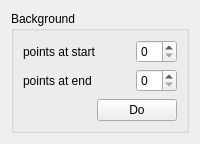
Above: gui/linearbackground.ui from syncope/adapt before the change. Below: the same form after it.
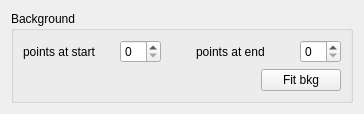
That is the form after the change.

Commit message: + visual reordering

```diff
--- a/gui/linearbackground.ui
+++ b/gui/linearbackground.ui
@@ -6,8 +6,8 @@
    <rect>
     <x>0</x>
     <y>0</y>
-    <width>200</width>
-    <height>144</height>
+    <width>364</width>
+    <height>112</height>
    </rect>
   </property>
   <property name="windowTitle">
@@ -47,10 +47,21 @@
           <item>
            <widget class="QSpinBox" name="bkgStartPointsSB"/>
           </item>
-         </layout>
-        </item>
         <item>
          <layout class="QHBoxLayout" name="horizontalLayout_10">
+            <item>
+             <spacer name="horizontalSpacer">
+              <property name="orientation">
+               <enum>Qt::Horizontal</enum>
+              </property>
+              <property name="sizeHint" stdset="0">
+               <size>
+                <width>40</width>
+                <height>20</height>
+               </size>
+              </property>
+             </spacer>
+            </item>
           <item>
            <widget class="QLabel" name="label_7">
             <property name="text">
@@ -76,18 +87,7 @@
           </item>
          </layout>
         </item>
-        <item>
-         <spacer name="verticalSpacer">
-          <property name="orientation">
-           <enum>Qt::Vertical</enum>
-          </property>
-          <property name="sizeHint" stdset="0">
-           <size>
-            <width>20</width>
-            <height>40</height>
-           </size>
-          </property>
-         </spacer>
+         </layout>
         </item>
         <item>
          <layout class="QHBoxLayout" name="horizontalLayout">
@@ -107,7 +107,7 @@
           <item>
            <widget class="QPushButton" name="nextBtn">
             <property name="text">
-             <string>Do</string>
+             <string>Fit bkg</string>
             </property>
            </widget>
           </item>
```
Lines whose indentation alone changed are shown as unchanged.
